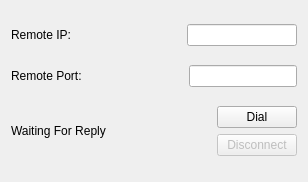
This is mainwindow.ui in gfreezy/armphone as Qt 5 draws it before an edit. The edited form follows.
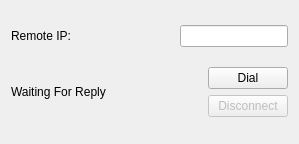
This is the edited form.

Commit message: ui interface, remove the port widget

```diff
--- a/mainwindow.ui
+++ b/mainwindow.ui
@@ -6,8 +6,8 @@
    <rect>
     <x>0</x>
     <y>0</y>
-    <width>308</width>
-    <height>182</height>
+    <width>299</width>
+    <height>144</height>
    </rect>
   </property>
   <property name="windowTitle">
@@ -42,41 +42,14 @@
       </item>
      </layout>
     </item>
-    <item row="1" column="0" colspan="3">
-     <layout class="QHBoxLayout" name="horizontalLayout_2">
-      <item>
-       <widget class="QLabel" name="label_2">
-        <property name="text">
-         <string>Remote Port:</string>
-        </property>
-       </widget>
-      </item>
-      <item>
-       <spacer name="horizontalSpacer_2">
-        <property name="orientation">
-         <enum>Qt::Horizontal</enum>
-        </property>
-        <property name="sizeHint" stdset="0">
-         <size>
-          <width>0</width>
-          <height>20</height>
-         </size>
-        </property>
-       </spacer>
-      </item>
-      <item>
-       <widget class="QLineEdit" name="remote_port"/>
-      </item>
-     </layout>
-    </item>
-    <item row="2" column="0">
+    <item row="1" column="0">
      <widget class="QLabel" name="status">
       <property name="text">
        <string>Waiting For Reply</string>
       </property>
      </widget>
     </item>
-    <item row="2" column="1">
+    <item row="1" column="1">
      <spacer name="horizontalSpacer_3">
       <property name="orientation">
        <enum>Qt::Horizontal</enum>
@@ -89,7 +62,7 @@
       </property>
      </spacer>
     </item>
-    <item row="2" column="2">
+    <item row="1" column="2">
      <layout class="QVBoxLayout" name="verticalLayout">
       <item>
        <widget class="QPushButton" name="btn_dial">
```
Left out of the diff: 5 changed lines with no effect on the pictures. The commit also changes 2 other files.
